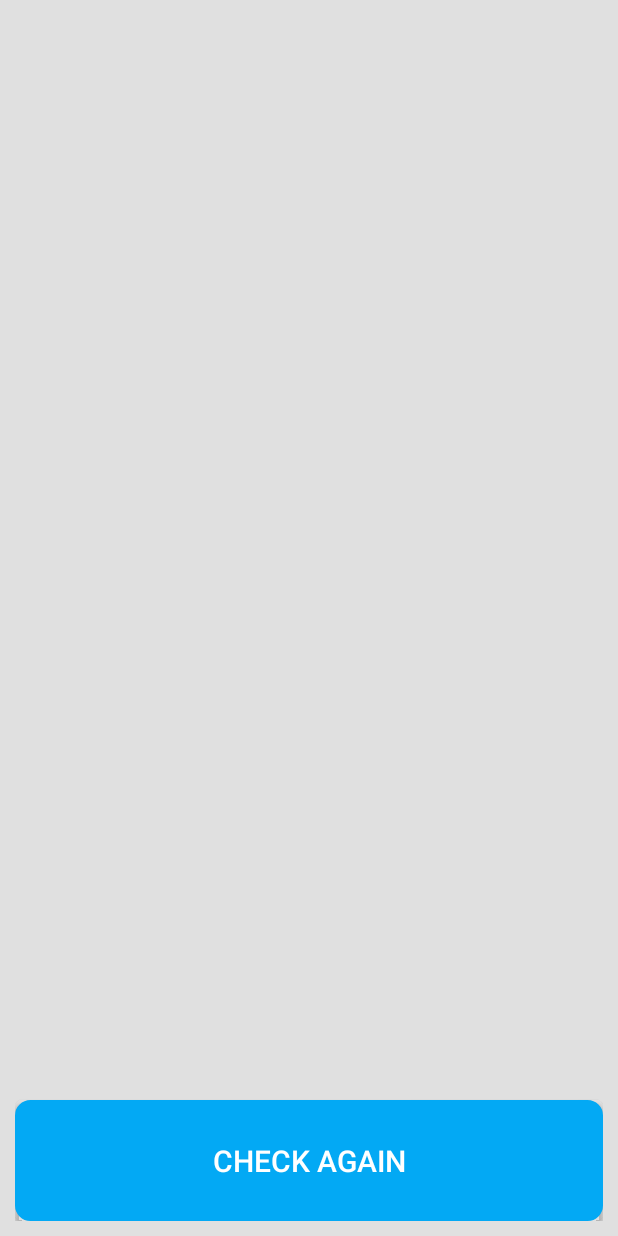
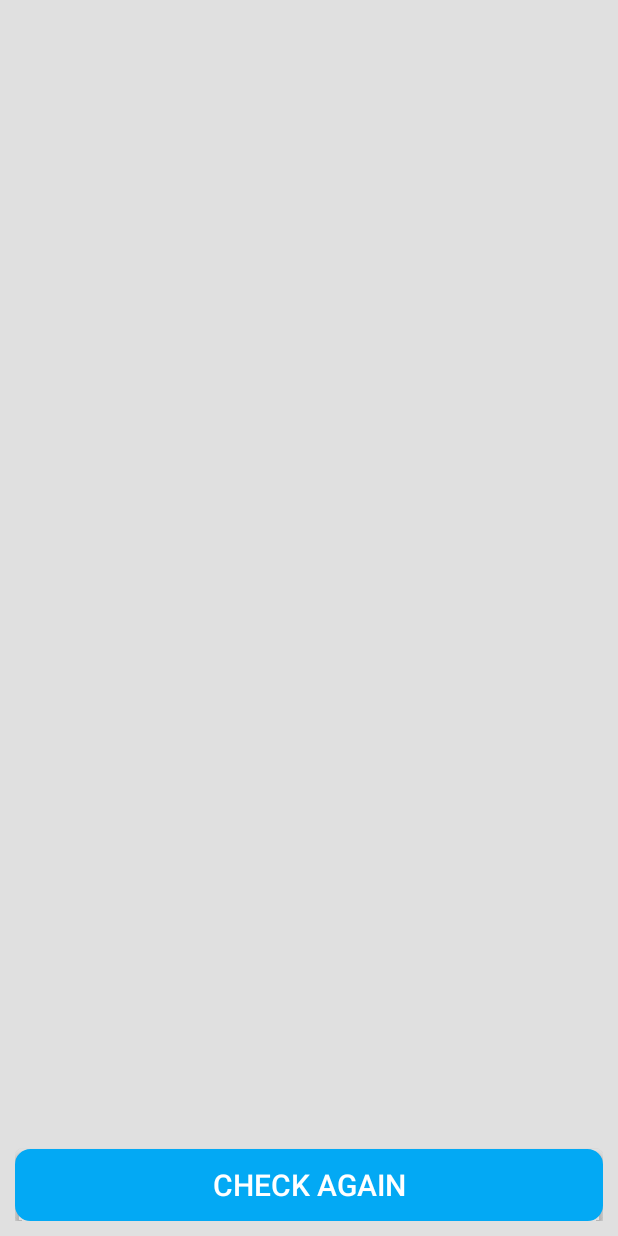
Before and after one commit to negati-ve/AcharyaOne, an Android app: the layout fragment_home.xml on its own in the app's theme, with its tools: preview values and no code run, on a phone screen of 412 x 824 dp. Run offline under Robolectric (Android 15) with nearby library versions, the phone set to English and light mode, and no system bars.

Commit message:
time table activity update

```diff
--- a/app/src/main/java/com/example/jokerlol/acharyaone/Home.java
+++ b/app/src/main/java/com/example/jokerlol/acharyaone/Home.java
@@ -161,7 +161,7 @@ public class Home extends Fragment {
                         currentperiod="now you have "+timetable[day - 2][6];
                     }
                     if (timetable[day - 2][7].equals("-")) {
-                        nextperiod="and it looks like you don't have any class next";
+                        nextperiod="and it looks like you don't have any class next ";
                     }else {
                         nextperiod="And you have "+timetable[day - 2][7]+" next";
                     }
--- a/app/src/main/java/com/example/jokerlol/acharyaone/TimeTable.java
+++ b/app/src/main/java/com/example/jokerlol/acharyaone/TimeTable.java
@@ -58,7 +58,7 @@ public class TimeTable extends Fragment {
                             if(sample.equals("41")||sample.equals("42")||sample.equals("43")||sample.equals("61")||sample.equals("62")||sample.equals("63")||sample.equals("81")||sample.equals("82")||sample.equals("83")||sample.equals("73")){
                                 Toast.makeText(getActivity(), "Timetable not available", Toast.LENGTH_SHORT).show();
                             }else{
-                                Intent intent = new Intent(getActivity(), TimeTableDisplay.class);
+                                Intent intent = new Intent(getActivity(), TimetableActivity.class);
                                 intent.putExtra("sem", sem);
                                 intent.putExtra("sec",sec);
                                 startActivity(intent);
--- a/app/src/main/res/layout/fragment_home.xml
+++ b/app/src/main/res/layout/fragment_home.xml
@@ -7,32 +7,42 @@ android:orientation="vertical"
     android:background="#ffE0E0E0"
 tools:context="com.example.jokerlol.acharyaone.Home">
 
+    <ScrollView
+        android:layout_width="match_parent"
+        android:layout_height="match_parent"
+        android:fillViewport="true">
+
+        <RelativeLayout
+            android:layout_width="match_parent"
+            android:layout_height="match_parent"
+            android:background="#ffE0E0E0">
+
             <TextView
-    android:layout_weight="3"
                 android:id="@+id/myname"
                 android:layout_width="match_parent"
-    android:layout_height="0dp"
+                android:layout_height="wrap_content"
                 android:text=""
+                android:layout_above="@+id/mycurrentperiod"
                 android:textSize="40sp"
                 android:textColor="#000000"
                 android:gravity="bottom|center_horizontal" />
 
             <TextView
                 android:id="@+id/mycurrentperiod"
-        android:layout_weight="3"
                 android:layout_width="match_parent"
-        android:layout_height="0dp"
+                android:layout_height="wrap_content"
                 android:text=""
+                android:layout_centerInParent="true"
                 android:textColor="#000000"
                 android:textSize="40sp"
                 android:gravity="center" />
 
             <TextView
                 android:id="@+id/mynextperiod"
-        android:layout_weight="3"
+                android:layout_below="@+id/mycurrentperiod"
                 android:layout_width="match_parent"
-        android:layout_height="0dp"
-        android:text=""
+                android:layout_height="wrap_content"
+                android:text=" "
                 android:textSize="35sp"
                 android:gravity="top|center_horizontal" />
 
@@ -41,9 +51,14 @@ tools:context="com.example.jokerlol.acharyaone.Home">
                 android:layout_width="match_parent"
                 android:text="check again"
                 android:textSize="20sp"
-        android:layout_height="0dp"
-        android:layout_weight="1"
+                android:layout_height="wrap_content"
                 android:textColor="#ffffffff"
-        android:background="@drawable/custom_button_home"/>
+                android:background="@drawable/custom_button_home"
+                android:layout_alignParentBottom="true" />
+
+        </RelativeLayout>
+
+    </ScrollView>
+
 
 </LinearLayout>
--- a/app/src/main/res/values/strings.xml
+++ b/app/src/main/res/values/strings.xml
@@ -31,4 +31,5 @@
     <string name="neel">dosCyai1NaRyQwwa3xbcqZoI67jJ6NPOGEwo8TZh</string>
     <string name="title_activity_infoscreen">infoscreen</string>
     <string name="title_activity_subshower">Subshower</string>
+    <string name="title_activity_timetable">TimetableActivity</string>
 </resources>
--- a/app/src/main/res/values/styles.xml
+++ b/app/src/main/res/values/styles.xml
@@ -8,5 +8,7 @@
         <color name="primary">#2196F3</color>
         <color name="primary_dark">#1976D2</color>
 
+    <color name="background">#03A9F4</color>
+    <color name="commonbackground">#ffffff</color>
 
 </resources>
```
Also changed, not shown: app/src/main/AndroidManifest.xml (+5 -7 lines), app/src/main/java/com/example/jokerlol/acharyaone/TimeTableDisplay.java (deleted, +0 -113 lines), app/src/main/java/com/example/jokerlol/acharyaone/ttobject.java (added, +45 -0 lines). Lines whose indentation alone changed are shown as unchanged.
